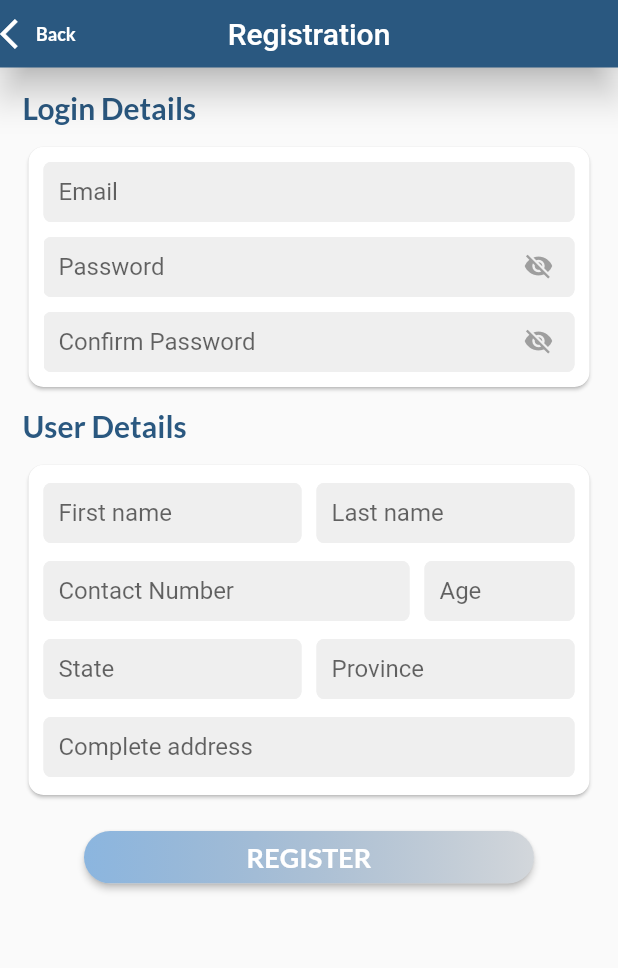
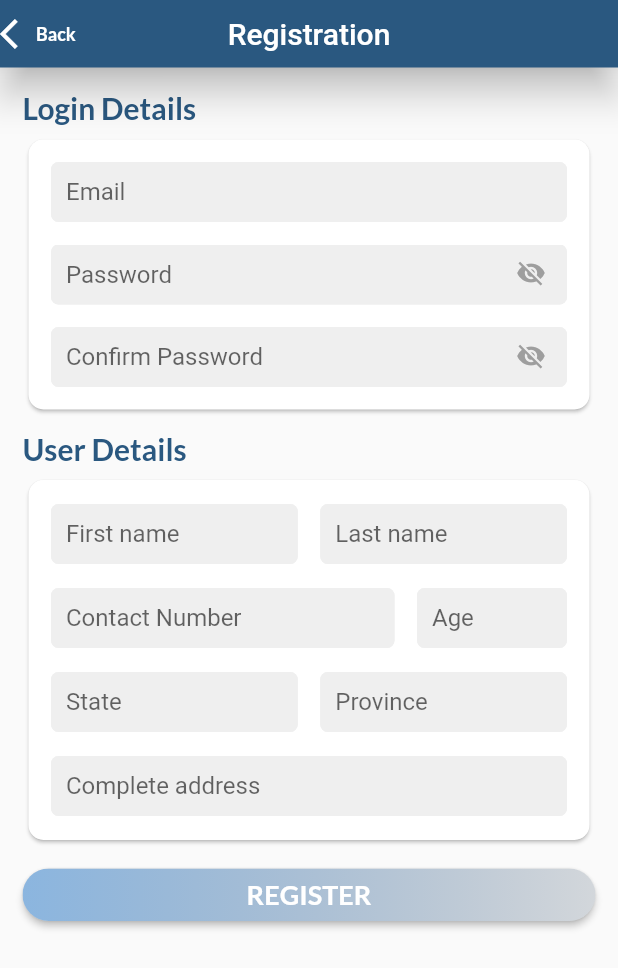
Before and after one commit to responilla07/Mobile-Queuing-System-and-Tracker-with-QR-Code, a Flutter app: the RegistrationPage screen opened directly, on a phone screen of 412 x 824 dp. Shown: the top 968 px of the screen. Run offline on Flutter 3.47's test engine with Material 2 defaults, Android fonts, the phone set to English and light mode, and no system bars; our stand-ins replace cached_network_image, cloud_firestore, firebase_core, firebase_storage, image_picker, toast; accounts and stored records are empty; network calls fail.

Commit message:
fix: Minor UI/UX issue's fix

```diff
--- a/lib/Pages/MainPage.dart
+++ b/lib/Pages/MainPage.dart
@@ -1,5 +1,6 @@
 import 'package:flutter/material.dart';
 import 'package:queuing_system/Class/MainPageClass.dart';
+import 'package:queuing_system/Methods/Style.dart';
 import 'package:queuing_system/Variables/global.dart';
 import 'package:queuing_system/Widgets/BottomNavigation.dart';
 import 'package:queuing_system/Widgets/CustomAppBar.dart';
--- a/lib/Pages/ProfilePage.dart
+++ b/lib/Pages/ProfilePage.dart
@@ -13,6 +13,7 @@ class _ProfilePageState extends State<ProfilePage> {
   @override
   Widget build(BuildContext context) {
     return Scaffold(
+      backgroundColor: Colors.transparent,
       body: SafeArea(
         child: ListView(
           primary: false,
--- a/lib/SubPages/Registration.dart
+++ b/lib/SubPages/Registration.dart
@@ -42,15 +42,15 @@ class _RegistrationPageState extends State<RegistrationPage> {
                         fontSize: 20
                       ),
                     ),
-                    SizedBox(height: 10,),
+                    SizedBox(height: 5,),
                     Card(
                       shape: RoundedRectangleBorder(
                         borderRadius: BorderRadius.circular(10.0),
                       ),
                       child: Padding(
-                        padding: const EdgeInsets.fromLTRB(10, 0, 10, 0),
+                        padding: const EdgeInsets.fromLTRB(15, 0, 15, 0),
                         child: Container(
-                          height: 160,
+                          height: 180,
                           child: Column(
                             mainAxisAlignment: MainAxisAlignment.spaceEvenly,
                             children: [
@@ -85,15 +85,15 @@ class _RegistrationPageState extends State<RegistrationPage> {
                         fontSize: 20
                       ),
                     ),
-                    SizedBox(height: 10,),
+                    SizedBox(height: 5,),
                     Card(
                       shape: RoundedRectangleBorder(
                         borderRadius: BorderRadius.circular(10.0),
                       ),
                       child: Padding(
-                        padding: const EdgeInsets.fromLTRB(10, 0, 10, 0),
+                        padding: const EdgeInsets.fromLTRB(15, 0, 15, 0),
                         child: Container(
-                          height: 220,
+                          height: 240,
                           child: Column(
                             mainAxisAlignment: MainAxisAlignment.spaceEvenly,
                             children: [
@@ -107,7 +107,7 @@ class _RegistrationPageState extends State<RegistrationPage> {
                                       inputFormatter: [],
                                     ),
                                   ),
-                                  SizedBox(width: 10,),
+                                  SizedBox(width: 15,),
                                   Expanded(
                                     child: MyTextField(
                                       controller: null,
@@ -128,7 +128,7 @@ class _RegistrationPageState extends State<RegistrationPage> {
                                       inputFormatter: [],
                                     ),
                                   ),
-                                  SizedBox(width: 10,),
+                                  SizedBox(width: 15,),
                                   Container(
                                     width: 100,
                                     child: MyTextField(
@@ -150,7 +150,7 @@ class _RegistrationPageState extends State<RegistrationPage> {
                                       inputFormatter: [],
                                     ),
                                   ),
-                                  SizedBox(width: 10,),
+                                  SizedBox(width: 15,),
                                   Expanded(
                                     child: MyTextField(
                                       controller: null,
@@ -173,7 +173,7 @@ class _RegistrationPageState extends State<RegistrationPage> {
                       ),
                     ),
                     ////////////////////////////////////////////////////////////////////////
-                    SizedBox(height: 20,),
+                    SizedBox(height: 15,),
                     Center(
                       child: CustomRaisedButton(
                         title: "REGISTER",
--- a/lib/Widgets/CurrentQueueCard.dart
+++ b/lib/Widgets/CurrentQueueCard.dart
@@ -64,8 +64,9 @@ class _CurrentQueuCardState extends State<CurrentQueuCard> {
               ),
             ),
           ),
-          Text( " : ",
+          Text( " :   ",
             style: TextStyle(
+              color: Colors.black54,
               // fontSize: detail == 0 ? 18 : 14,
             ),
           ),
--- a/lib/Widgets/CustomRaisedButton.dart
+++ b/lib/Widgets/CustomRaisedButton.dart
@@ -37,7 +37,7 @@ class _CustomRaisedButtonState extends State<CustomRaisedButton> {
               ),
               borderRadius: BorderRadius.circular(30.0)),
           child: Container(
-            constraints: BoxConstraints(maxWidth: 300.0, minHeight: 50.0),
+            // constraints: BoxConstraints(maxWidth: 300.0, minHeight: 50.0),
             alignment: Alignment.center,
             child: Text(
               widget.title,
```
Also changed, not shown: lib/Pages/QRCode.dart (+13 -13 lines), lib/SubPages/Login.dart (+19 -40 lines), lib/Widgets/MyQRCode.dart (+8 -14 lines), assets/logo.png, assets/logo2.png (deleted).
